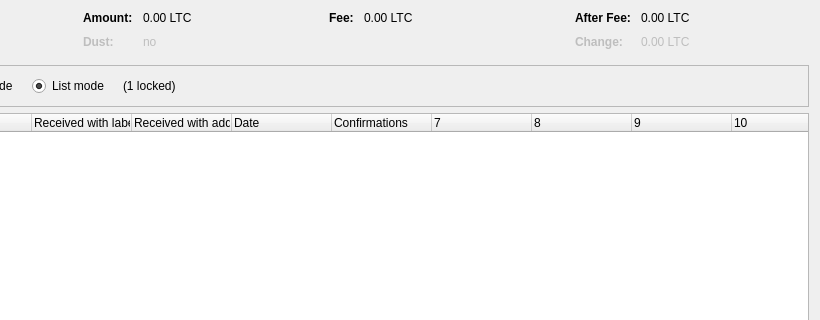
Qt form cnccoin/src/qt/forms/coincontroldialog.ui (ohathar/cnccoin) before a commit; both pictures show x 180 to 1000 and y 0 to 320 of the 1000 by 500 pixel window.
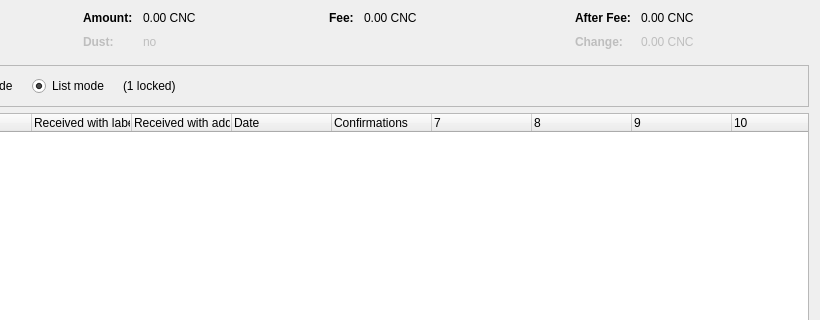
The same form after that commit. Custom widgets are drawn as their Qt base class.

Patch:
```diff
--- a/cnccoin/src/qt/forms/coincontroldialog.ui
+++ b/cnccoin/src/qt/forms/coincontroldialog.ui
@@ -132,7 +132,7 @@
           <enum>Qt::ActionsContextMenu</enum>
          </property>
          <property name="text">
-          <string notr="true">0.00 LTC</string>
+          <string notr="true">0.00 CNC</string>
          </property>
          <property name="textInteractionFlags">
           <set>Qt::LinksAccessibleByMouse|Qt::TextSelectableByKeyboard|Qt::TextSelectableByMouse</set>
@@ -212,7 +212,7 @@
           <enum>Qt::ActionsContextMenu</enum>
          </property>
          <property name="text">
-          <string notr="true">0.00 LTC</string>
+          <string notr="true">0.00 CNC</string>
          </property>
          <property name="textInteractionFlags">
           <set>Qt::LinksAccessibleByMouse|Qt::TextSelectableByKeyboard|Qt::TextSelectableByMouse</set>
@@ -257,7 +257,7 @@
           <enum>Qt::ActionsContextMenu</enum>
          </property>
          <property name="text">
-          <string notr="true">0.00 LTC</string>
+          <string notr="true">0.00 CNC</string>
          </property>
          <property name="textInteractionFlags">
           <set>Qt::LinksAccessibleByMouse|Qt::TextSelectableByKeyboard|Qt::TextSelectableByMouse</set>
@@ -292,7 +292,7 @@
           <enum>Qt::ActionsContextMenu</enum>
          </property>
          <property name="text">
-          <string notr="true">0.00 LTC</string>
+          <string notr="true">0.00 CNC</string>
          </property>
          <property name="textInteractionFlags">
           <set>Qt::LinksAccessibleByMouse|Qt::TextSelectableByKeyboard|Qt::TextSelectableByMouse</set>
```
